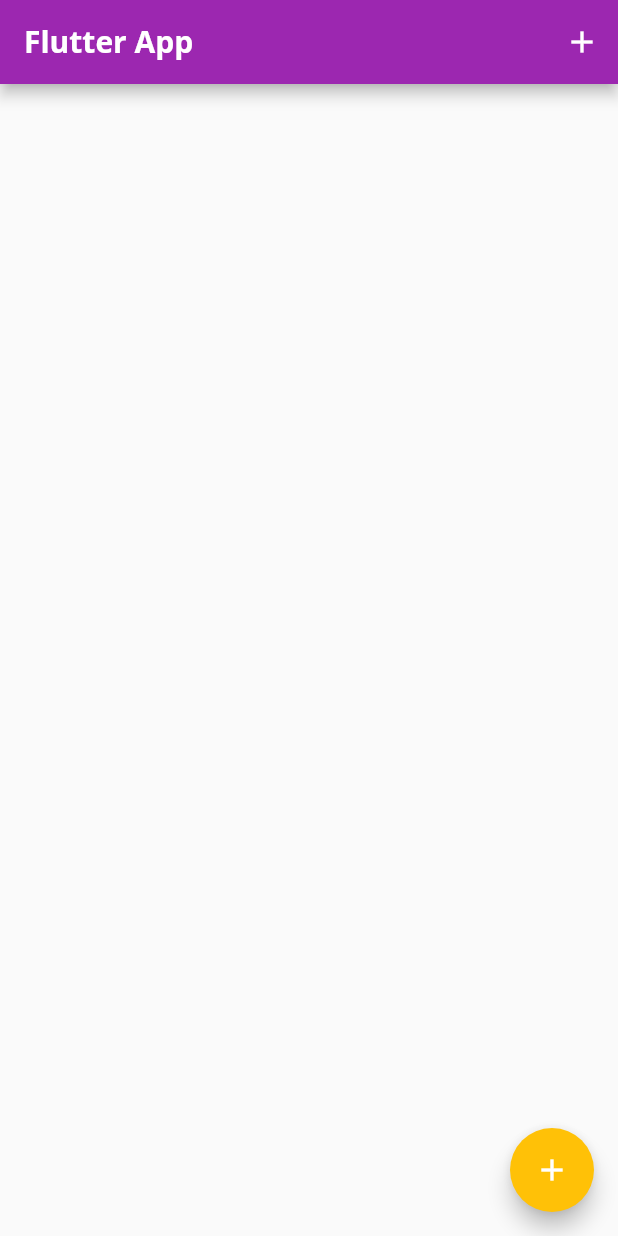
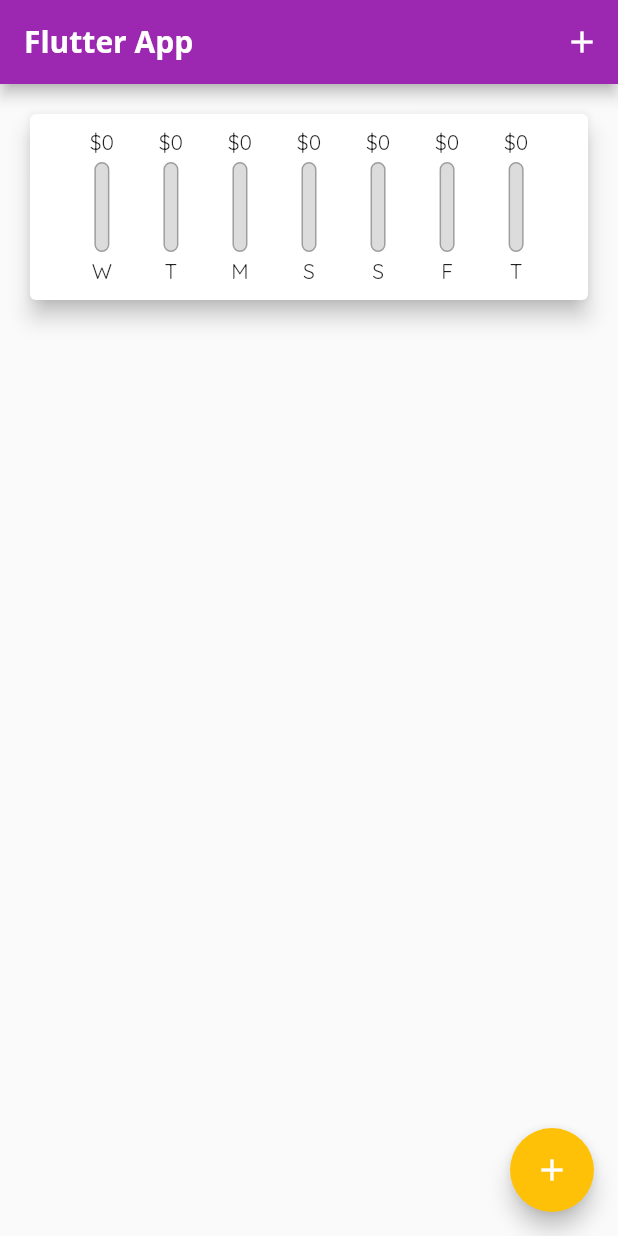
Before and after one commit to laithfayizhussein/section4, a Flutter app: the screen it shows after launch, on a phone screen of 412 x 824 dp. Run offline on Flutter 3.47's test engine with Material 2 defaults, Android fonts, the phone set to English and light mode, and no system bars.

Commit message:
finsh chart

```diff
--- a/lib/main.dart
+++ b/lib/main.dart
@@ -26,7 +26,7 @@ class MyApp extends StatelessWidget {
             onPrimary: Colors.white,
             secondary: Colors.amber,
             onSecondary: Colors.white,
-            error: Colors.blue,
+            error: Colors.red,
             onError: Colors.white,
             background: Colors.white,
             onBackground: Colors.black,
--- a/lib/widget/chart.dart
+++ b/lib/widget/chart.dart
@@ -1,15 +1,18 @@
 import 'package:flutter/material.dart';
 import '../models/transaction.dart';
 import 'package:intl/intl.dart';
+import './chart_bar.dart';
 
 class Chart extends StatelessWidget {
   // use the date from model transaction
   final List<Transaction> recentTransactions;
   Chart(this.recentTransactions);
+
   List<Map<String, Object>> get groupTransactionValues {
+    // i need to under stand the map and string and obj
     // using generate from list class obj
     return List.generate(7, (index) {
-      // genrate takes function i used datatime class and use subtract to get the duration as index and compire it with date
+      // generate takes function i used datetime class and use subtract to get the duration as index and compare it with date
       final weekDay = DateTime.now().subtract(Duration(days: index));
       var totalSum = 0.0;
       for (var i = 0; i < recentTransactions.length; i++) {
@@ -19,11 +22,16 @@ class Chart extends StatelessWidget {
           totalSum += recentTransactions[i].amount;
         }
       }
-      print(DateFormat.E().format(weekDay));
-      print(totalSum);
-      String x = '*';
-      print(x * 50);
-      return {'day': DateFormat.E().format(weekDay), 'amount': totalSum};
+      return {
+        'day': DateFormat.E().format(weekDay).substring(0, 1),
+        'amount': totalSum
+      };
+    });
+  }
+
+  double get totalSpending {
+    return groupTransactionValues.fold(0.0, (sum, item) {
+      return sum + (item['amount'] as double);
     });
   }
 
@@ -33,8 +41,20 @@ class Chart extends StatelessWidget {
     return Card(
       elevation: 6,
       margin: EdgeInsets.all(20),
-      child: Row(
-        children: [],
+      child: Padding(
+        // if just wrap the row in container to add padding this is the good practice
+        padding: EdgeInsets.all(10),
+        child: Row(
+          mainAxisAlignment: MainAxisAlignment.spaceEvenly,
+          children: groupTransactionValues
+              .map((e) => ChartBar(
+                  lable: (e['day'] as String),
+                  spendingAmount: (e['amount'] as double),
+                  spendingPctOfTotal: totalSpending == 0.0
+                      ? 0.0
+                      : (e['amount'] as double) / totalSpending))
+              .toList(),
+        ),
       ),
     );
   }
--- /dev/null
+++ b/lib/widget/chart_bar.dart
@@ -0,0 +1,49 @@
+import 'package:flutter/material.dart';
+
+class ChartBar extends StatelessWidget {
+  final String lable;
+  final double spendingAmount;
+  final double spendingPctOfTotal;
+  ChartBar(
+      {required this.lable,
+      required this.spendingAmount,
+      required this.spendingPctOfTotal});
+  @override
+  Widget build(BuildContext context) {
+    return Column(
+      children: [
+        FittedBox(child: Text('\$${spendingAmount.toStringAsFixed(0)}')),
+        SizedBox(
+          height: 4,
+        ),
+        Container(
+          height: 60,
+          width: 10,
+          child: Stack(
+            children: [
+              Container(
+                decoration: BoxDecoration(
+                  border: Border.all(color: Colors.grey, width: 1),
+                  color: Color.fromRGBO(220, 220, 220, 1),
+                  borderRadius: BorderRadius.circular(10),
+                ),
+              ),
+              FractionallySizedBox(
+                heightFactor: spendingPctOfTotal,
+                child: Container(
+                  decoration: BoxDecoration(
+                      color: Theme.of(context).colorScheme.primary,
+                      borderRadius: BorderRadius.circular(30)),
+                ),
+              )
+            ],
+          ),
+        ),
+        SizedBox(
+          height: 4,
+        ),
+        Text(lable),
+      ],
+    );
+  }
+}
```
Also changed, not shown: lib/widget/transaction_list.dart (+19 -32 lines).
